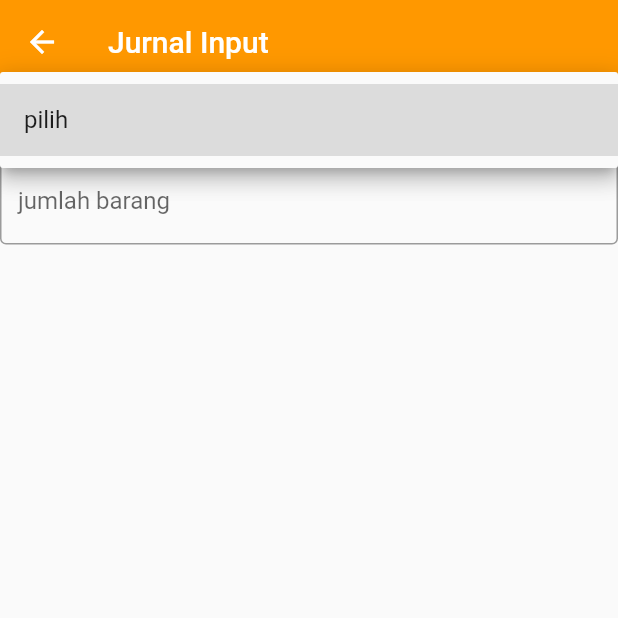
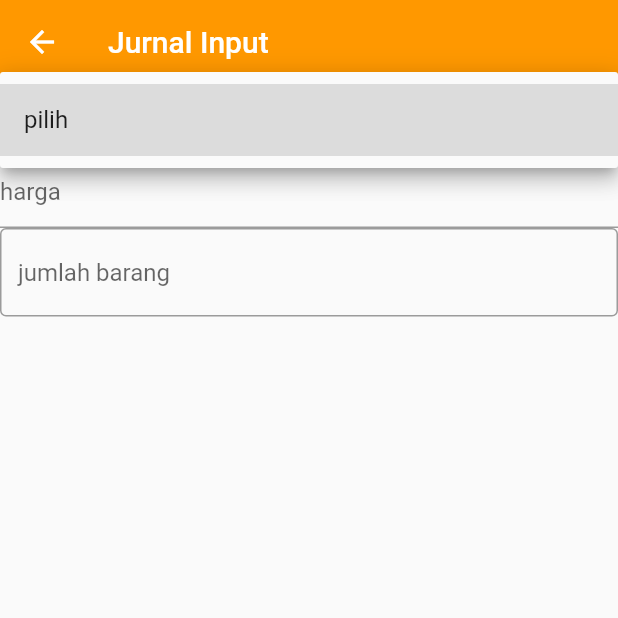
Before and after one commit to YesayaMikey/skripsi, a Flutter app: the jurnal screen opened by its route, after a tap on "pilih", on a phone screen of 412 x 824 dp, the top half of it. Run offline on Flutter 3.47's test engine with Material 2 defaults, Android fonts, the phone set to English and light mode, and no system bars; our stand-ins replace cloud_firestore, firebase_auth, firebase_core, firebase_storage, google_sign_in, image_picker and 1 more; missing offline and left inert: dart:ffi; accounts and stored records are empty.

Commit message:
finish product list

```diff
--- a/lib/pages/INPUT/jurnalinput.dart
+++ b/lib/pages/INPUT/jurnalinput.dart
@@ -16,12 +16,32 @@ class _jurnalState extends State<jurnal> {
   TextEditingController hrgbrng = TextEditingController();
   String dropdownValue = "pilih";
   String selectedProductName = "";
+  String hintTextHarga = "";
+  String hintTextJmlh = "";
 
   List<String> productListName = <String>["pilih"];
+
+  Future<void> getCurrentHargaDanQty(
+      {required String productSelectedName}) async {
+    final productSelectedData = await FirebaseFirestore.instance
+        // QUERY DI COLLLECTION PAKAI WHERE
+        .collection('products')
+        .where('product_name', isEqualTo: productSelectedName)
+        .get();
+
+    final product = productSelectedData.docs.first.data();
+
+    debugPrint("Product get ==> ${productSelectedData.docs.first.data()}");
+
+    setState(() {
+      hintTextHarga = product['product_price'];
+      hintTextJmlh = product['total_product'].toString();
+    });
+  }
+
   // get docID
   Future<List<QueryDocumentSnapshot<Map<String, dynamic>>>>
       getProductListByName({required String productName}) async {
-    if (productName.isEmpty) {
     return await FirebaseFirestore.instance
         // QUERY DI COLLLECTION PAKAI WHERE
         .collection('products')
@@ -29,30 +49,18 @@ class _jurnalState extends State<jurnal> {
         .get()
         .then((snapshot) => snapshot.docs);
   }
-    return await FirebaseFirestore.instance
-        // QUERY DI COLLLECTION PAKAI WHERE
-        .collection('products')
-        .orderBy('date_input', descending: true)
-        .where(
-          "product_name",
-          isEqualTo: productName,
-        )
-        .get()
-        .then((snapshot) => snapshot.docs);
-    // {
-    //   return await FirebaseFirestore.instance
-    //       // QUERY DI COLLLECTION PAKAI WHERE
-    //       .collection('products')
-    //       .where(TextEditingController.fromValue(value), isEqualTo: productName)
-    //       .get()
-    //       .then((snapshot) => snapshot.docs);
-    // }
-  }
 
   @override
   void initState() {
     setState(() {
       selectedProductName = widget.selectProduct;
+    });
+
+    Future.delayed(const Duration(milliseconds: 50), () async {
+      if (selectedProductName.isNotEmpty) {
+        dropdownValue = selectedProductName;
+        await getCurrentHargaDanQty(productSelectedName: selectedProductName);
+      }
     });
 
     super.initState();
@@ -78,12 +86,12 @@ class _jurnalState extends State<jurnal> {
               for (var data in dataProduct) {
                 productListName.add(
                   data['product_name'],
+                  //   DropdownMenuItem(
+                  //   value: data['product_name'],
+                  //   child: Text(data['product_name']),
+                  // )
                 );
               }
-              for (var data in hrgbrng) {
-                productListName.add(data['product_price']);
-              }
-              ;
             }
             return Column(
               children: [
@@ -97,19 +105,26 @@ class _jurnalState extends State<jurnal> {
                             child: Text(e),
                           ))
                       .toList(),
-                    onChanged: (String? value) {
+                  onChanged: (String? value) async {
                     debugPrint("apa ya yang dipilih? $value");
                     // This is called when the user selects an item.
                     setState(() {
                       dropdownValue = value!;
                     });
-                    }),
-                // TextFormField(
-                //   decoration: InputDecoration(
-                //     hintText: ValueKey(),
-                //   ),
-                //   controller: hrgbrng,
-                // ),
+
+                    if (dropdownValue != "pilih") {
+                      await getCurrentHargaDanQty(
+                          productSelectedName: dropdownValue);
+                    }
+                  },
+                ),
+                TextFormField(
+                  decoration: InputDecoration(
+                    hintText:
+                        hintTextHarga.isNotEmpty ? hintTextHarga : 'harga',
+                  ),
+                  controller: hrgbrng,
+                ),
                 TextFormField(
                   // ignore: body_might_complete_normally_nullable
                   validator: (value) {
@@ -118,12 +133,14 @@ class _jurnalState extends State<jurnal> {
                     }
                   },
                   decoration: InputDecoration(
-                    hintText: 'jumlah barang',
+                    hintText: hintTextJmlh.isNotEmpty
+                        ? hintTextJmlh
+                        : 'jumlah barang',
                     border: OutlineInputBorder(),
                   ),
                   keyboardType: TextInputType.number,
                   controller: jmlbrng,
-                )
+                ),
               ],
             );
           }),
--- a/lib/pages/productlist/productlist.dart
+++ b/lib/pages/productlist/productlist.dart
@@ -47,7 +47,10 @@ class _ProductlistState extends State<Productlist> {
                             selectProduct: "",
                           )));
             },
-              icon: Icon(Icons.history))
+            icon: Icon(
+              Icons.content_paste_search_rounded,
+            ),
+          )
         ],
       ),
       body: FutureBuilder(
```
Also changed, not shown: lib/pages/Pperform.dart (added). Lines whose indentation alone changed are shown as unchanged.
